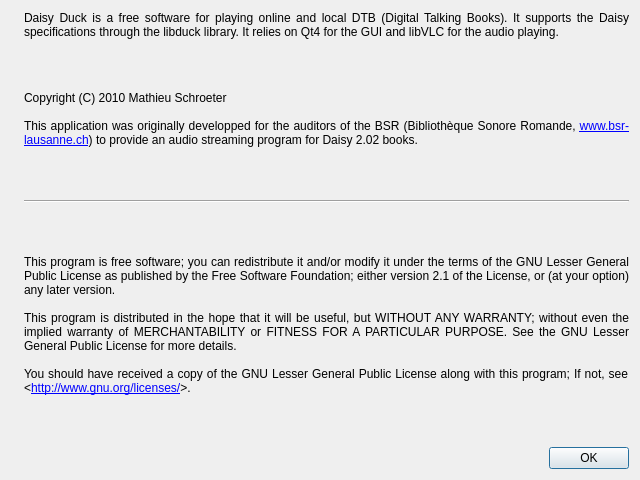
The window that src/dialogAbout.ui (Skywalker13/DaisyDuck) describes before a commit, drawn with Qt 5.
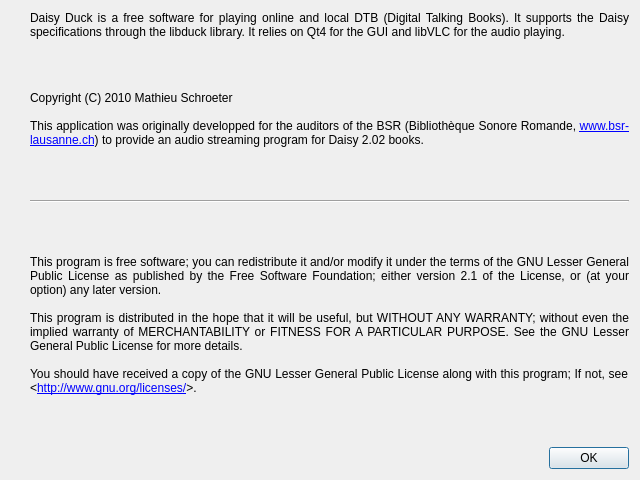
The same window after the commit. Icons and pictures are not drawn.

Commit message: minor cosmetic change for dialogAbout

Diff of the .ui file:
```diff
--- a/src/dialogAbout.ui
+++ b/src/dialogAbout.ui
@@ -38,7 +38,10 @@
    <iconset resource="../images/images.qrc">
     <normaloff>:/img/daisyduck.png</normaloff>:/img/daisyduck.png</iconset>
   </property>
-  <layout class="QGridLayout" name="gridLayout">
+  <layout class="QGridLayout" name="gridLayout" columnminimumwidth="0,0">
+   <property name="horizontalSpacing">
+    <number>12</number>
+   </property>
    <item row="0" column="1">
     <widget class="QLabel" name="label">
      <property name="text">
```
